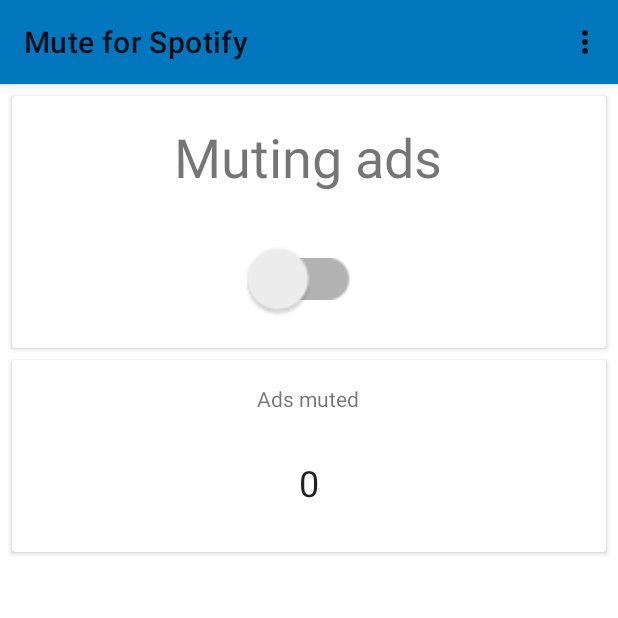
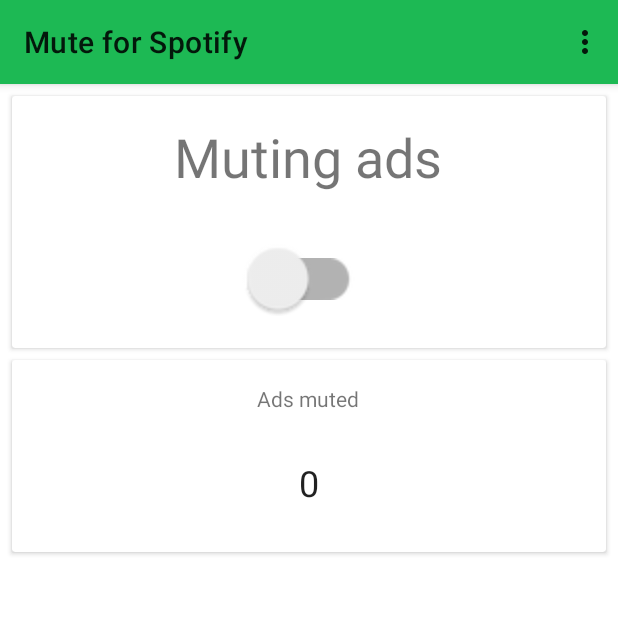
Before and after one commit to samu-developments/SpotMute, an Android app: the screen it shows after launch (MainActivity), on a phone screen of 412 x 824 dp, the top half of it. Run offline under Robolectric (Android 15) with nearby library versions, the phone set to English and light mode, and no system bars.

Commit message:
Use Spotify colors

```diff
--- a/app/src/main/res/values/colors.xml
+++ b/app/src/main/res/values/colors.xml
@@ -1,8 +1,8 @@
 <?xml version="1.0" encoding="utf-8"?>
 <resources>
-    <color name="colorPrimary">#0277bd</color>
-    <color name="colorPrimaryDark">#004c8c</color>
-    <color name="colorAccent">#58a5f0</color>
+    <color name="colorPrimary">#1DB954</color>
+    <color name="colorPrimaryDark">#008827</color>
+    <color name="colorAccent">#62ec83</color>
     <color name="colorWarning">#B00020</color>
     <color name="colorOk">#1DB954</color>
 </resources>
```
